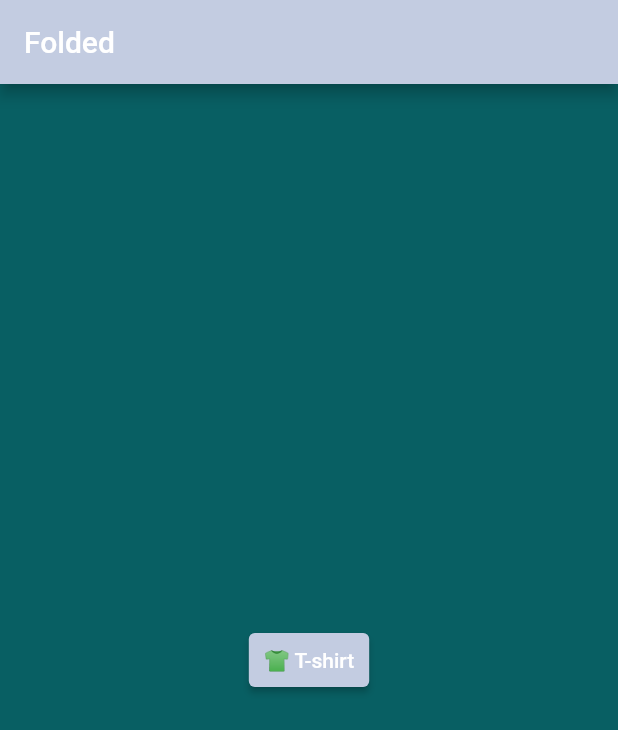
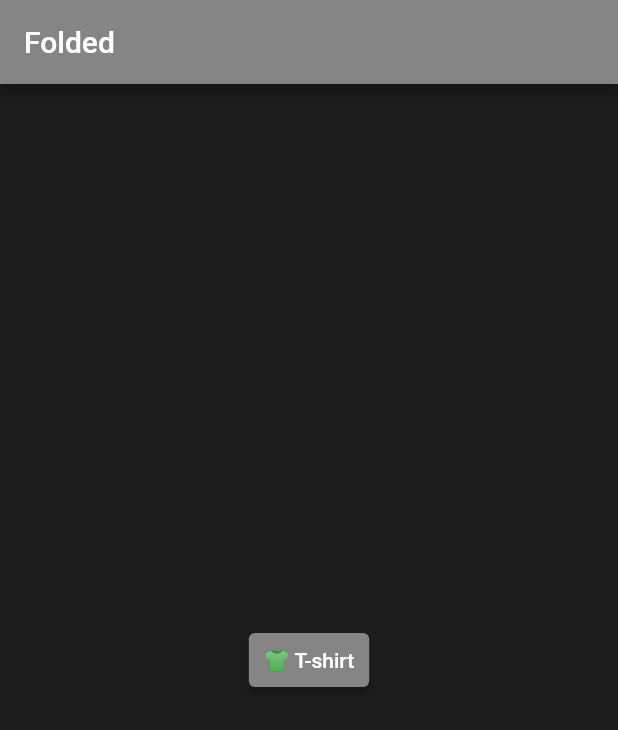
Before and after one commit to curlyLasagna/folded, a Flutter app: the screen it shows after launch, on a phone screen of 412 x 824 dp. Shown: the top 730 px of the screen. Run offline on Flutter 3.47's test engine with Material 2 defaults, Android fonts, the phone set to English and light mode, and no system bars; missing offline and left inert: arkit_plugin.

Commit message:
boring colorscheme

```diff
--- a/lib/main.dart
+++ b/lib/main.dart
@@ -19,16 +19,16 @@ class FirstRoute extends StatelessWidget {
   @override
   Widget build(BuildContext context) {
     return Scaffold(
-      backgroundColor: const Color(0xff085F63),
+      backgroundColor: const Color(0xff1c1c1c),
       appBar: AppBar(
         title: const Text('Folded'),
-        backgroundColor: const Color(0xffC3CCE1),
+        backgroundColor: const Color(0xff858585),
       ),
       body: Center(
         child: ElevatedButton(
           style: ElevatedButton.styleFrom(
               padding: const EdgeInsets.all(10),
-              backgroundColor: const Color(0xffC3CCE1)),
+              backgroundColor: const Color(0xff858585)),
           child: const Text('👕 T-shirt'),
           onPressed: () {
             Navigator.push(
```
